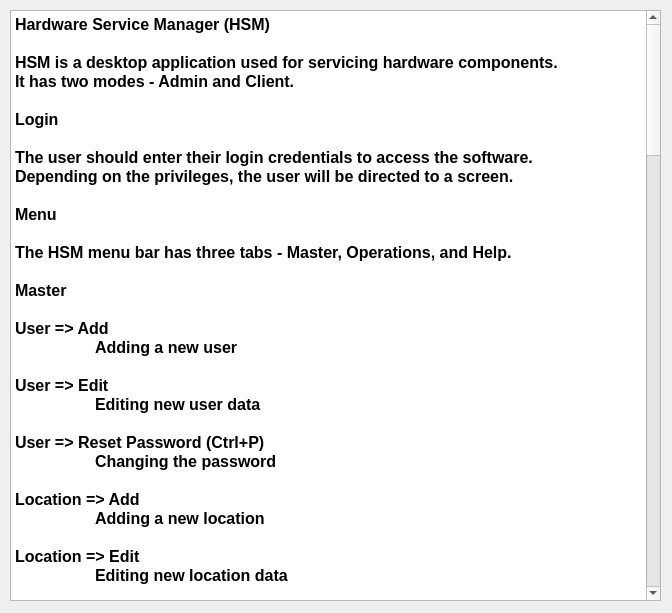
This is manual.ui in Rahul-Mac/hsm as Qt 5 draws it before an edit. The edited form follows.
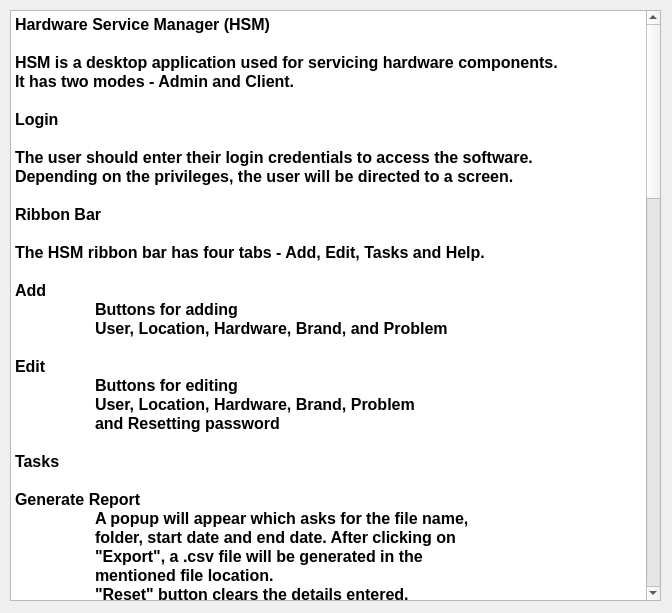
This is the edited form.

Patch:
```diff
--- a/manual.ui
+++ b/manual.ui
@@ -47,61 +47,29 @@
 The user should enter their login credentials to access the software.
 Depending on the privileges, the user will be directed to a screen.
 
-Menu
+Ribbon Bar
 
-The HSM menu bar has three tabs - Master, Operations, and Help.
+The HSM ribbon bar has four tabs - Add, Edit, Tasks and Help.
 
-Master
+Add
+	Buttons for adding
+	User, Location, Hardware, Brand, and Problem
 
-User =&gt; Add
-	Adding a new user
+Edit
+	Buttons for editing
+	User, Location, Hardware, Brand, Problem
+	and Resetting password
 
-User =&gt; Edit
-	Editing new user data 
+Tasks
 
-User =&gt; Reset Password (Ctrl+P)
-	Changing the password
-
-Location =&gt; Add
-	Adding a new location
-
-Location =&gt; Edit
-	Editing new location data 
-
-Hardware =&gt; Add
-	Adding a new hardware 
-
-Hardware =&gt; Edit
-	Editing new hardware data 
-
-Brand =&gt; Add
-	Adding a new brand 
-
-Brand =&gt; Edit
-	Editing new brand data
-
-Problem =&gt; Add
-	Adding a new problem 
-
-Problem =&gt; Edit
-	Editing new problem data
-
-Log Out (Alt+L)
-	Closes the session
-
-Close
-	Closes the application
-
-Operations
-
-Generate Report (Shortcut - Ctrl+G)
+Generate Report
 	A popup will appear which asks for the file name,
 	folder, start date and end date. After clicking on
 	&quot;Export&quot;, a .csv file will be generated in the 
 	mentioned file location. 	
 	&quot;Reset&quot; button clears the details entered.
 
-Complaint (Shortcut - Ctrl+C)
+Complaint 
 
 	&quot;Ticked ID&quot; 
 		It is an auto-generated field.
@@ -123,7 +91,7 @@
 		The name of the administrator 
 		with whom the client spoke.
 
-	Caller Name (Optional Field)
+	Caller Name
 		Name of the client
 
 	Remarks (Optional Field)
@@ -137,26 +105,26 @@
 	Reset
 		Resets the data.
 
-Refresh Log (Shortcut - Ctrl+R)
+Refresh Log
 	Refreshes the &quot;Pending Log&quot; i.e. 
 	the log on the window.
 
-Full Log (Shortcut - Ctrl+F)
+Full Log 
 	Dsiplays all the complaints.
 
-Completed Log (Shortcut - Ctrl+D)
+Completed Log 
 	Dsiplays the solved issues.
 
 
 Help
 
-About (Ctrl+A)
+About 
 	Brief information about the software
 
-License (Ctrl+L)
+License 
 	License of the software 
 
-Manual (Ctrl+M)
+Manual 
 	The document that you are currently reading
 
 Toolbar
```
